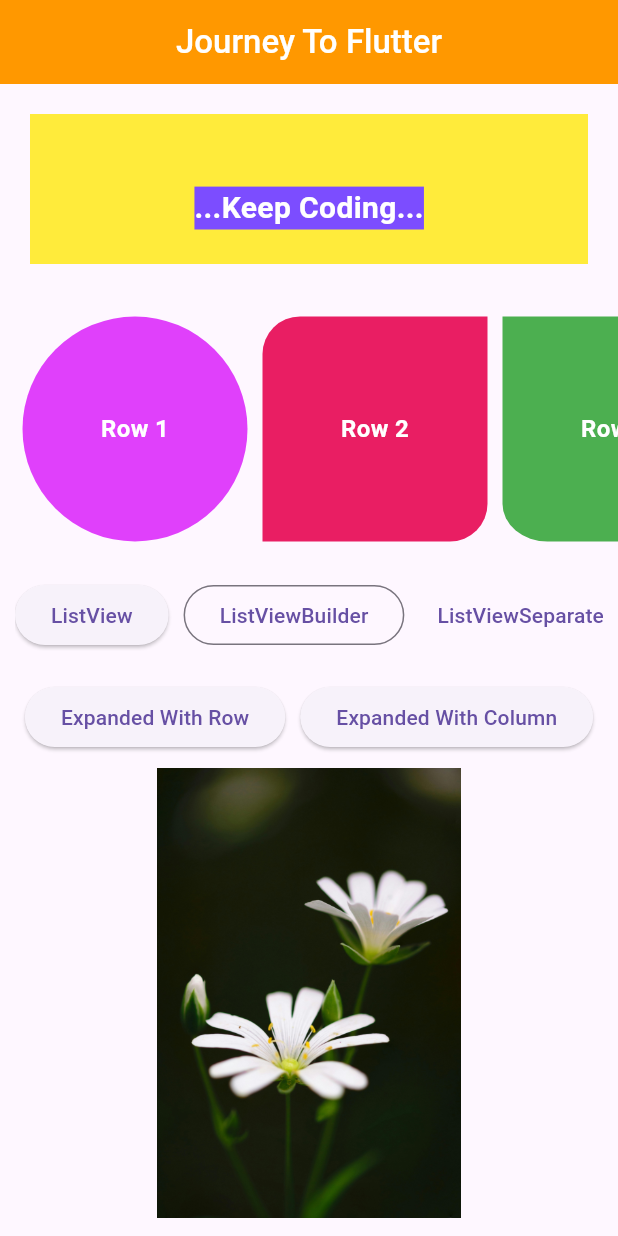
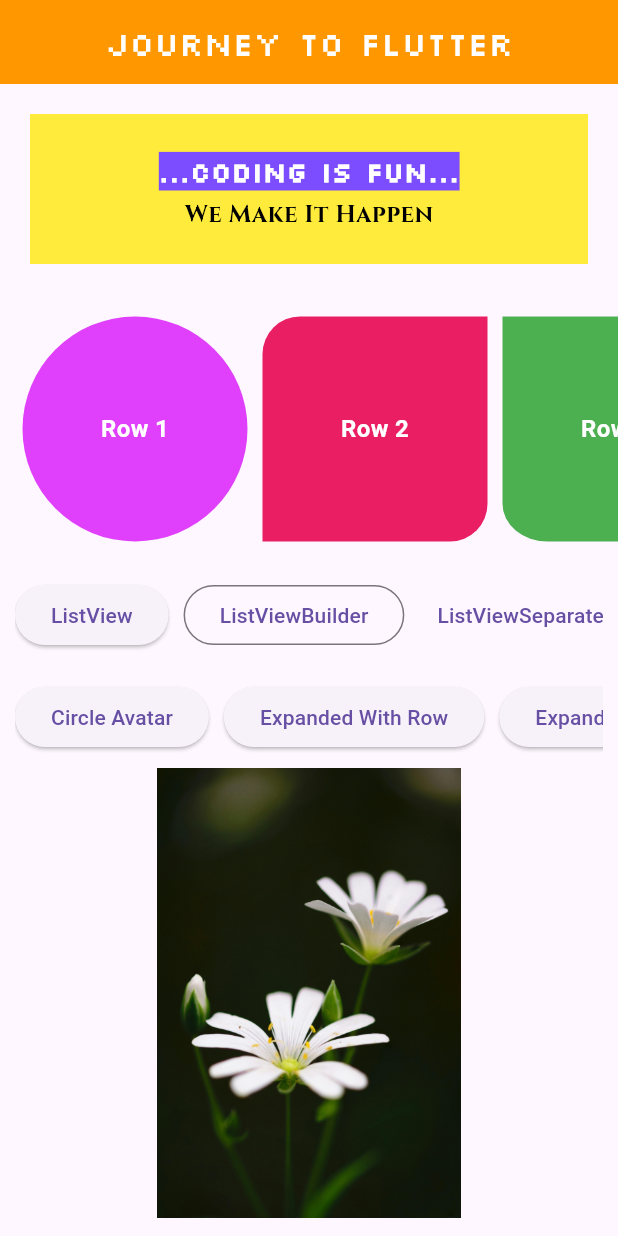
Before and after one commit to thisisdishang/JourneyToFlutter, a Flutter app: the screen it shows after launch, on a phone screen of 412 x 824 dp. Run offline on Flutter 3.47's test engine with Material 3 defaults, Android fonts, the light colour scheme and no system bars; our stand-ins replace fluttertoast.

Commit message:
Implement custom font and learn CircleAvatar widget with it's properties

```diff
--- a/lib/main.dart
+++ b/lib/main.dart
@@ -1,5 +1,6 @@
 import 'package:flutter/material.dart';
 import 'package:fluttertoast/fluttertoast.dart';
+import 'package:journey_to_flutter/CircleAvatar.dart';
 import 'package:journey_to_flutter/ExpandedExample.dart';
 import 'package:journey_to_flutter/ListView.dart';
 
@@ -37,7 +38,10 @@ class _MyHomePageState extends State<MyHomePage> {
         title: Center(
           child: Text(
             'Journey To Flutter',
-            style: TextStyle(color: Colors.white, fontWeight: FontWeight.w500),
+            style: TextStyle(
+                color: Colors.white,
+                fontWeight: FontWeight.w500,
+                fontFamily: 'Silkscreen'),
           ),
         ),
       ),
@@ -54,14 +58,31 @@ class _MyHomePageState extends State<MyHomePage> {
                 child: Center(
                   child: Padding(
                     padding: const EdgeInsets.only(top: 25),
-                    child: Text(
-                      '...Keep Coding...',
-                      style: TextStyle(
-                        fontSize: 20,
-                        color: Colors.white,
-                        fontWeight: FontWeight.bold,
-                        backgroundColor: Colors.deepPurpleAccent,
-                      ),
+                    child: Column(
+                      children: [
+                        Text(
+                          '...Coding is Fun...',
+                          style: TextStyle(
+                            fontFamily: 'Silkscreen',
+                            fontSize: 18,
+                            fontWeight: FontWeight.bold,
+                            color: Colors.white,
+                            backgroundColor: Colors.deepPurpleAccent,
+                          ),
+                        ),
+                        SizedBox(
+                          height: 5,
+                        ),
+                        Text(
+                          'We Make It Happen',
+                          style: TextStyle(
+                            fontFamily: 'Cinzel',
+                            fontSize: 16,
+                            fontWeight: FontWeight.bold,
+                            color: Colors.black,
+                          ),
+                        ),
+                      ],
                     ),
                   ),
                 ),
@@ -326,6 +347,20 @@ class _MyHomePageState extends State<MyHomePage> {
                         Navigator.push(
                           context,
                           MaterialPageRoute(
+                            builder: (context) => mycirclavatar(),
+                          ),
+                        );
+                      },
+                      child: Text('Circle Avatar'),
+                    ),
+                    SizedBox(
+                      width: 10,
+                    ),
+                    ElevatedButton(
+                      onPressed: () {
+                        Navigator.push(
+                          context,
+                          MaterialPageRoute(
                             builder: (context) {
                               return myexpanded();
                             },
```
Also changed, not shown: lib/CircleAvatar.dart (added, +45 -0 lines), lib/ListView.dart (+8 -4 lines), pubspec.yaml (+11 -1 lines), assets/fonts/Cinzel-VariableFont_wght.ttf (added), assets/fonts/GreatVibes-Regular.ttf (added), assets/fonts/Silkscreen-Regular.ttf (added).
